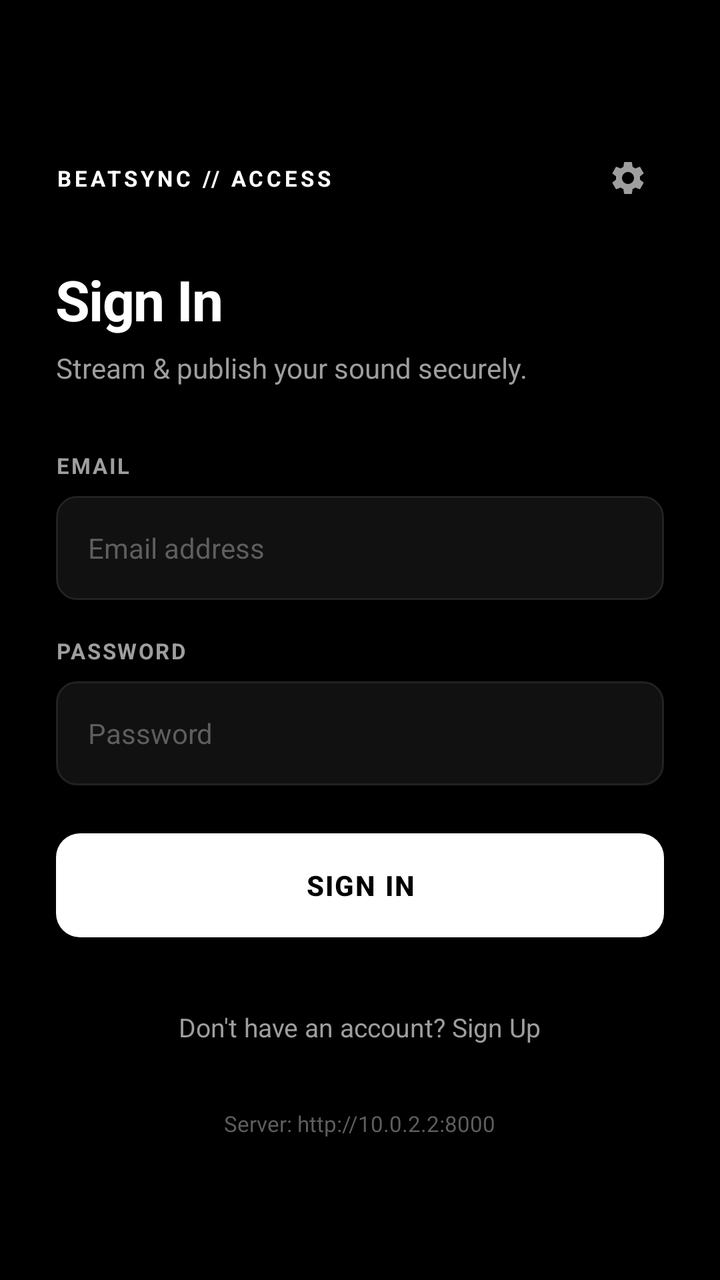
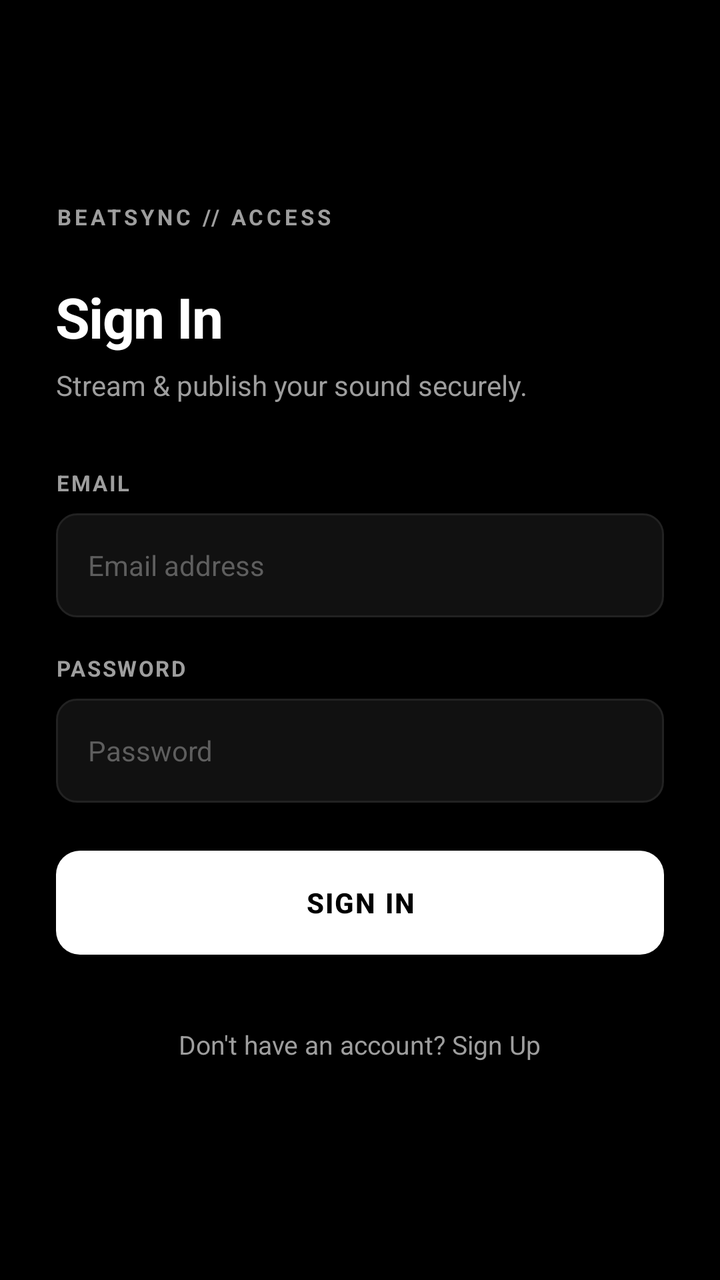

Compare the two renders of this Android layout. The source of the first and the diff that turns it into the second are given below.
<!-- AndroidManifest.xml: application theme Theme.BeatSync -->
<!-- res/layout/activity_login.xml -->
<?xml version="1.0" encoding="utf-8"?>
<ScrollView xmlns:android="http://schemas.android.com/apk/res/android"
    android:layout_width="match_parent"
    android:layout_height="match_parent"
    android:background="@color/bg_dark"
    android:fillViewport="true">

    <LinearLayout
        android:layout_width="match_parent"
        android:layout_height="wrap_content"
        android:orientation="vertical"
        android:padding="28dp"
        android:gravity="center_vertical">

        
        <LinearLayout
            android:layout_width="match_parent"
            android:layout_height="wrap_content"
            android:orientation="horizontal"
            android:gravity="center_vertical">

            <TextView
                android:layout_width="0dp"
                android:layout_height="wrap_content"
                android:layout_weight="1"
                android:text="BEATSYNC // ACCESS"
                android:textColor="@color/accent_cyan"
                android:textSize="11sp"
                android:textStyle="bold"
                android:letterSpacing="0.15" />

            
            <ImageView
                android:id="@+id/btnServerSettings"
                android:layout_width="36dp"
                android:layout_height="36dp"
                android:padding="8dp"
                android:src="@drawable/ic_settings"
                android:tint="@color/text_secondary"
                android:background="?attr/selectableItemBackgroundBorderless"
                android:contentDescription="Server Settings" />
        </LinearLayout>

        <TextView
            android:layout_width="wrap_content"
            android:layout_height="wrap_content"
            android:text="@string/login_title"
            android:textColor="@color/text_primary"
            android:textSize="28sp"
            android:textStyle="bold"
            android:letterSpacing="-0.02"
            android:layout_marginTop="24dp" />

        <TextView
            android:layout_width="wrap_content"
            android:layout_height="wrap_content"
            android:text="@string/login_subtitle"
            android:textColor="@color/text_secondary"
            android:textSize="14sp"
            android:layout_marginTop="6dp" />

        
        <LinearLayout
            android:layout_width="match_parent"
            android:layout_height="wrap_content"
            android:orientation="vertical"
            android:layout_marginTop="32dp">

            <TextView
                android:layout_width="wrap_content"
                android:layout_height="wrap_content"
                android:text="EMAIL"
                android:textColor="@color/text_secondary"
                android:textSize="11sp"
                android:textStyle="bold"
                android:letterSpacing="0.08"
                android:layout_marginBottom="8dp" />

            <EditText
                android:id="@+id/etEmail"
                android:layout_width="match_parent"
                android:layout_height="52dp"
                android:background="@drawable/bg_edit_text"
                android:hint="@string/email_hint"
                android:textColorHint="@color/text_tertiary"
                android:textColor="@color/text_primary"
                android:textSize="14sp"
                android:paddingStart="16dp"
                android:paddingEnd="16dp"
                android:inputType="textEmailAddress"
                android:autofillHints="emailAddress" />

            <TextView
                android:layout_width="wrap_content"
                android:layout_height="wrap_content"
                android:text="PASSWORD"
                android:textColor="@color/text_secondary"
                android:textSize="11sp"
                android:textStyle="bold"
                android:letterSpacing="0.08"
                android:layout_marginTop="18dp"
                android:layout_marginBottom="8dp" />

            <EditText
                android:id="@+id/etPassword"
                android:layout_width="match_parent"
                android:layout_height="52dp"
                android:background="@drawable/bg_edit_text"
                android:hint="@string/password_hint"
                android:textColorHint="@color/text_tertiary"
                android:textColor="@color/text_primary"
                android:textSize="14sp"
                android:paddingStart="16dp"
                android:paddingEnd="16dp"
                android:inputType="textPassword" />

            <TextView
                android:id="@+id/tvError"
                android:layout_width="match_parent"
                android:layout_height="wrap_content"
                android:textColor="@color/accent_rose"
                android:textSize="13sp"
                android:layout_marginTop="12dp"
                android:visibility="gone" />

            
            <androidx.appcompat.widget.AppCompatButton
                android:id="@+id/btnLogin"
                android:layout_width="match_parent"
                android:layout_height="52dp"
                android:text="@string/login_button"
                android:textColor="@color/text_inverse"
                android:textSize="14sp"
                android:textStyle="bold"
                android:letterSpacing="0.05"
                android:background="@drawable/bg_button_primary"
                android:layout_marginTop="24dp" />

            
            <ProgressBar
                android:id="@+id/progressBar"
                android:layout_width="32dp"
                android:layout_height="32dp"
                android:layout_gravity="center"
                android:indeterminateTint="@color/accent_cyan"
                android:visibility="gone"
                android:layout_marginTop="16dp" />

            
            <TextView
                android:id="@+id/tvGoToRegister"
                android:layout_width="wrap_content"
                android:layout_height="wrap_content"
                android:text="@string/no_account"
                android:textColor="@color/text_secondary"
                android:textSize="13sp"
                android:layout_gravity="center"
                android:layout_marginTop="28dp"
                android:padding="8dp"
                android:background="?attr/selectableItemBackground" />
        </LinearLayout>

        
        <TextView
            android:id="@+id/tvServerInfo"
            android:layout_width="wrap_content"
            android:layout_height="wrap_content"
            android:text="Server: http://10.0.2.2:8000"
            android:textColor="@color/text_tertiary"
            android:textSize="11sp"
            android:layout_gravity="center"
            android:layout_marginTop="24dp" />

    </LinearLayout>

</ScrollView>
<!-- resources referenced by this layout -->
<resources>
  <color name="accent_cyan">#FFFFFF</color>
  <color name="accent_rose">#FF3B30</color>
  <color name="bg_dark">#000000</color>
  <color name="text_inverse">#000000</color>
  <color name="text_primary">#FFFFFF</color>
  <color name="text_secondary">#9E9E9E</color>
  <color name="text_tertiary">#5E5E5E</color>
  <!-- drawable bg_button_primary (drawable) -->
  <?xml version="1.0" encoding="utf-8"?>
  <ripple xmlns:android="http://schemas.android.com/apk/res/android"
      android:color="#33000000">
      <item>
          <shape android:shape="rectangle">
              <solid android:color="#FFFFFF" />
              <corners android:radius="12dp" />
          </shape>
      </item>
  </ripple>
  <!-- drawable bg_edit_text (drawable) -->
  <?xml version="1.0" encoding="utf-8"?>
  <shape xmlns:android="http://schemas.android.com/apk/res/android"
      android:shape="rectangle">
      <solid android:color="@color/bg_input" />
      <corners android:radius="10dp" />
      <stroke
          android:width="1dp"
          android:color="@color/border_subtle" />
  </shape>
  <!-- drawable ic_settings (drawable) -->
  <vector xmlns:android="http://schemas.android.com/apk/res/android"
      android:width="24dp"
      android:height="24dp"
      android:viewportWidth="24"
      android:viewportHeight="24">
    <path
        android:fillColor="@android:color/white"
        android:pathData="M19.14,12.94c0.04,-0.3 0.06,-0.61 0.06,-0.94 0,-0.32 -0.02,-0.64 -0.07,-0.94l2.03,-1.58c0.18,-0.14 0.23,-0.41 0.12,-0.61l-1.92,-3.32c-0.12,-0.22 -0.37,-0.29 -0.59,-0.22l-2.39,0.96c-0.5,-0.38 -1.03,-0.7 -1.62,-0.94L14.4,2.81c-0.04,-0.24 -0.24,-0.41 -0.48,-0.41h-3.84c-0.24,0 -0.43,0.17 -0.47,0.41L9.25,5.35C8.66,5.59 8.12,5.92 7.63,6.29L5.24,5.33c-0.22,-0.08 -0.47,0 -0.59,0.22L2.74,8.87c-0.12,0.21 -0.08,0.47 0.12,0.61l2.03,1.58c-0.05,0.3 -0.09,0.63 -0.09,0.94s0.02,0.64 0.07,0.94l-2.03,1.58c-0.18,0.14 -0.23,0.41 -0.12,0.61l1.92,3.32c0.12,0.22 0.37,0.29 0.59,0.22l2.39,-0.96c0.5,0.38 1.03,0.7 1.62,0.94l0.36,2.54c0.05,0.24 0.24,0.41 0.48,0.41h3.84c0.24,0 0.44,-0.17 0.47,-0.41l0.36,-2.54c0.59,-0.24 1.13,-0.56 1.62,-0.94l2.39,0.96c0.22,0.08 0.47,0 0.59,-0.22l1.92,-3.32c0.12,-0.22 0.07,-0.47 -0.12,-0.61l-2.01,-1.58zM12,15.6c-1.98,0 -3.6,-1.62 -3.6,-3.6s1.62,-3.6 3.6,-3.6 3.6,1.62 3.6,3.6 -1.62,3.6 -3.6,3.6z"/>
  </vector>
  <string name="email_hint">Email address</string>
  <string name="login_button">Sign In</string>
  <string name="login_subtitle">Stream &amp; publish your sound securely.</string>
  <string name="login_title">Sign In</string>
  <string name="no_account">Don\'t have an account? Sign Up</string>
  <string name="password_hint">Password</string>
  <color name="bg_input">#111111</color>
  <color name="border_subtle">#222222</color>
  <color name="accent_primary">#FFFFFF</color>
  <color name="bg_card_elevated">#141414</color>
  <color name="accent_secondary">#D4D4D4</color>
  <color name="bg_card">#0D0D0D</color>
  <color name="bg_bottom_nav">#080808</color>
  <!-- unchanged entries left out for length: 1 -->
</resources>

<!-- the commit's change to res/layout/activity_login.xml (unified diff, before → after) -->
@@ -13,33 +13,14 @@
         android:gravity="center_vertical">
 
         
-        <LinearLayout
-            android:layout_width="match_parent"
+        <TextView
+            android:layout_width="wrap_content"
             android:layout_height="wrap_content"
-            android:orientation="horizontal"
-            android:gravity="center_vertical">
-
-            <TextView
-                android:layout_width="0dp"
-                android:layout_height="wrap_content"
-                android:layout_weight="1"
-                android:text="BEATSYNC // ACCESS"
-                android:textColor="@color/accent_cyan"
-                android:textSize="11sp"
-                android:textStyle="bold"
-                android:letterSpacing="0.15" />
-
-            
-            <ImageView
-                android:id="@+id/btnServerSettings"
-                android:layout_width="36dp"
-                android:layout_height="36dp"
-                android:padding="8dp"
-                android:src="@drawable/ic_settings"
-                android:tint="@color/text_secondary"
-                android:background="?attr/selectableItemBackgroundBorderless"
-                android:contentDescription="Server Settings" />
-        </LinearLayout>
+            android:text="BEATSYNC // ACCESS"
+            android:textColor="@color/text_secondary"
+            android:textSize="11sp"
+            android:textStyle="bold"
+            android:letterSpacing="0.15" />
 
         <TextView
             android:layout_width="wrap_content"
@@ -160,17 +141,6 @@
                 android:background="?attr/selectableItemBackground" />
         </LinearLayout>
 
-        
-        <TextView
-            android:id="@+id/tvServerInfo"
-            android:layout_width="wrap_content"
-            android:layout_height="wrap_content"
-            android:text="Server: http://10.0.2.2:8000"
-            android:textColor="@color/text_tertiary"
-            android:textSize="11sp"
-            android:layout_gravity="center"
-            android:layout_marginTop="24dp" />
-
     </LinearLayout>
 
 </ScrollView>
<!-- resource entries referenced after the edit -->
@@ -28,16 +28,6 @@
           android:width="1dp"
           android:color="@color/border_subtle" />
   </shape>
-  <!-- drawable ic_settings (drawable) -->
-  <vector xmlns:android="http://schemas.android.com/apk/res/android"
-      android:width="24dp"
-      android:height="24dp"
-      android:viewportWidth="24"
-      android:viewportHeight="24">
-    <path
-        android:fillColor="@android:color/white"
-        android:pathData="M19.14,12.94c0.04,-0.3 0.06,-0.61 0.06,-0.94 0,-0.32 -0.02,-0.64 -0.07,-0.94l2.03,-1.58c0.18,-0.14 0.23,-0.41 0.12,-0.61l-1.92,-3.32c-0.12,-0.22 -0.37,-0.29 -0.59,-0.22l-2.39,0.96c-0.5,-0.38 -1.03,-0.7 -1.62,-0.94L14.4,2.81c-0.04,-0.24 -0.24,-0.41 -0.48,-0.41h-3.84c-0.24,0 -0.43,0.17 -0.47,0.41L9.25,5.35C8.66,5.59 8.12,5.92 7.63,6.29L5.24,5.33c-0.22,-0.08 -0.47,0 -0.59,0.22L2.74,8.87c-0.12,0.21 -0.08,0.47 0.12,0.61l2.03,1.58c-0.05,0.3 -0.09,0.63 -0.09,0.94s0.02,0.64 0.07,0.94l-2.03,1.58c-0.18,0.14 -0.23,0.41 -0.12,0.61l1.92,3.32c0.12,0.22 0.37,0.29 0.59,0.22l2.39,-0.96c0.5,0.38 1.03,0.7 1.62,0.94l0.36,2.54c0.05,0.24 0.24,0.41 0.48,0.41h3.84c0.24,0 0.44,-0.17 0.47,-0.41l0.36,-2.54c0.59,-0.24 1.13,-0.56 1.62,-0.94l2.39,0.96c0.22,0.08 0.47,0 0.59,-0.22l1.92,-3.32c0.12,-0.22 0.07,-0.47 -0.12,-0.61l-2.01,-1.58zM12,15.6c-1.98,0 -3.6,-1.62 -3.6,-3.6s1.62,-3.6 3.6,-3.6 3.6,1.62 3.6,3.6 -1.62,3.6 -3.6,3.6z"/>
-  </vector>
   <string name="email_hint">Email address</string>
   <string name="login_button">Sign In</string>
   <string name="login_subtitle">Stream &amp; publish your sound securely.</string>
